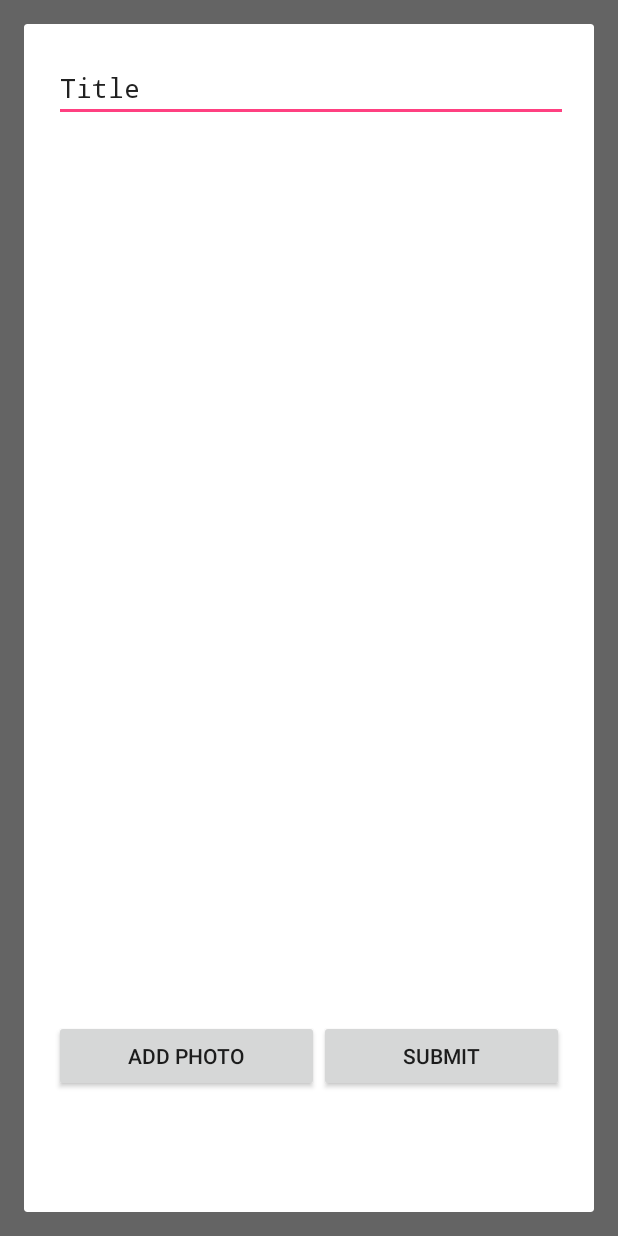
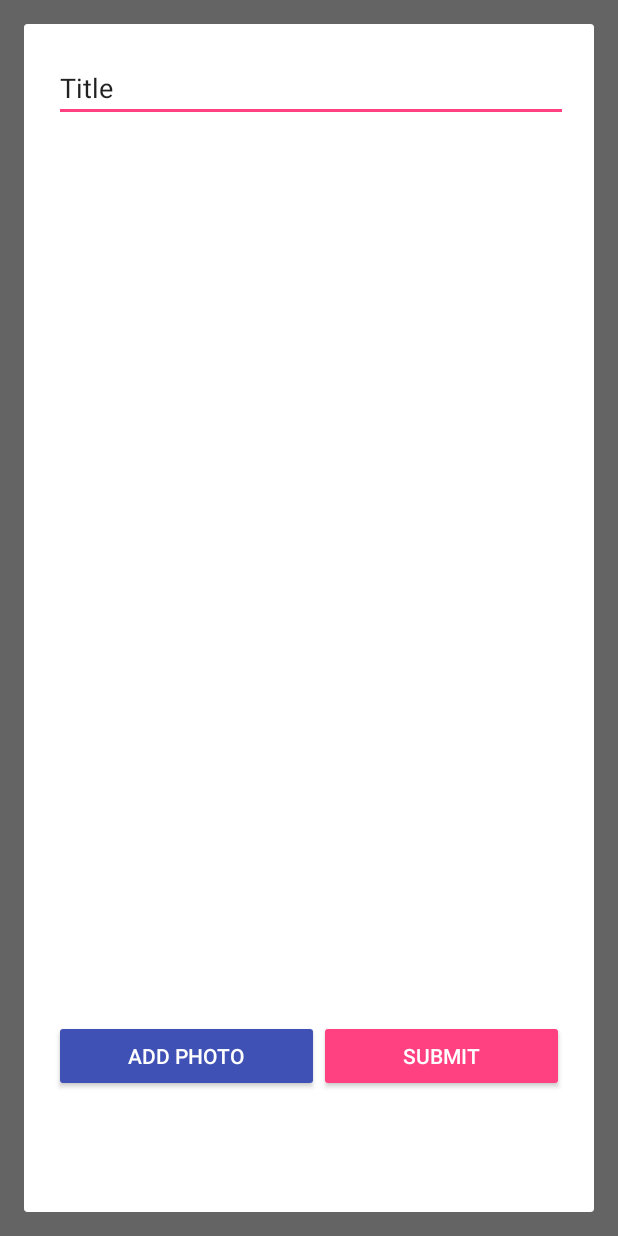
Before and after one commit to aguevara92/Android-Project, an Android app: the screen it shows after launch (MainActivity), after a tap on "ADD", on a phone screen of 412 x 824 dp. Run offline under Robolectric (Android 15) with nearby library versions, the phone set to English and light mode, and no system bars; our stand-ins replace Volley; 3 statements that could not run were skipped.

Commit message:
Color to app - clean the code - add vibration after deleted post

```diff
--- a/app/src/main/AndroidManifest.xml
+++ b/app/src/main/AndroidManifest.xml
@@ -42,6 +42,7 @@
     <uses-permission android:name="android.permission.ACCESS_COARSE_LOCATION"/>
     <uses-feature android:name="android.hardware.location.gps" />
     <uses-feature android:name="android.hardware.sensor.accelerometer" android:required="true" />
+    <uses-permission android:name="android.permission.VIBRATE"/>
 
 
 </manifest>
--- a/app/src/main/res/layout/activity_main.xml
+++ b/app/src/main/res/layout/activity_main.xml
@@ -33,10 +33,12 @@
                     android:layout_height="wrap_content"
                     android:layout_weight="1.01"
                     android:text="Title "
-                    android:typeface="monospace" />
+                    android:textSize="20sp"
+                    android:typeface="normal" />
 
                 <Button
                     android:id="@+id/btn_add"
+                    style="@android:style/Widget.Material.Button.Colored"
                     android:layout_width="wrap_content"
                     android:layout_height="wrap_content"
                     android:text="Add" />
@@ -49,30 +51,12 @@
 
                 <Button
                     android:id="@+id/btn_view_map"
-                    android:layout_width="match_parent"
-                    android:layout_height="wrap_content"
-                    android:layout_weight="1"
-                    android:text="View" />
-
-                <TextView
-                    android:id="@+id/text_location"
-                    android:layout_width="175dp"
-                    android:layout_height="wrap_content"
-                    android:text="Location "
-                    android:typeface="monospace" />
-
-            </LinearLayout>
-
-            <LinearLayout
-                android:layout_width="match_parent"
-                android:layout_height="match_parent">
-
-                <TextView
-                    android:id="@+id/location_test"
+                    style="@android:style/Widget.Holo.Button.Small"
                     android:layout_width="wrap_content"
                     android:layout_height="wrap_content"
-                    android:text="Content (Image) "
-                    android:typeface="monospace" />
+                    android:minHeight="0dp"
+                    android:padding="10dp"
+                    android:text="View location of post" />
 
             </LinearLayout>
 
@@ -93,11 +77,22 @@
                 android:layout_height="wrap_content" >
 
                 <TextView
+                    android:id="@+id/text_likes_likes"
+                    android:layout_width="wrap_content"
+                    android:layout_height="wrap_content"
+                    android:text="Likes:"
+                    android:textSize="18sp"
+                    android:textStyle="bold"
+                    android:typeface="normal" />
+
+                <TextView
                     android:id="@+id/text_likes"
-                    android:layout_width="match_parent"
+                    android:layout_width="175dp"
                     android:layout_height="wrap_content"
+                    android:layout_weight="1"
                     android:text="amount of likes"
-                    android:typeface="monospace" />
+                    android:textSize="18sp"
+                    android:typeface="normal" />
 
             </LinearLayout>
 
@@ -115,6 +110,7 @@
 
                 <Button
                     android:id="@+id/btn_like"
+                    style="@android:style/Widget.Material.Button.Colored"
                     android:layout_width="wrap_content"
                     android:layout_height="wrap_content"
                     android:layout_weight="0.22"
@@ -133,17 +129,12 @@
                 android:layout_height="wrap_content" >
 
                 <Button
-                    android:id="@+id/btn_load"
-                    android:layout_width="wrap_content"
-                    android:layout_height="wrap_content"
-                    android:layout_weight="0.21"
-                    android:text="Load" />
-
-                <Button
                     android:id="@+id/btn_delete"
-                    android:layout_width="wrap_content"
-                    android:layout_height="wrap_content"
-                    android:layout_weight="0.25"
+                    style="@android:style/Widget.Material.Button.Colored"
+                    android:layout_width="match_parent"
+                    android:layout_height="38dp"
+                    android:background="@color/common_google_signin_btn_text_dark_focused"
+                    android:backgroundTint="@color/common_google_signin_btn_text_dark_focused"
                     android:text="Delete" />
 
             </LinearLayout>
--- a/app/src/main/res/layout/new_post.xml
+++ b/app/src/main/res/layout/new_post.xml
@@ -27,7 +27,7 @@
                 android:layout_height="wrap_content"
                 android:layout_weight="1.01"
                 android:text="Title "
-                android:typeface="monospace" />
+                android:typeface="normal" />
 
         </LinearLayout>
 
@@ -56,13 +56,16 @@
 
             <Button
                 android:id="@+id/btn_add_photo"
+                style="@android:style/Widget.Material.Button.Colored"
                 android:layout_width="wrap_content"
                 android:layout_height="wrap_content"
                 android:layout_weight="0.22"
+                android:backgroundTint="@color/colorPrimary"
                 android:text="Add Photo" />
 
             <Button
                 android:id="@+id/btn_submit"
+                style="@android:style/Widget.Material.Button.Colored"
                 android:layout_width="wrap_content"
                 android:layout_height="wrap_content"
                 android:layout_weight="0.22"
--- a/app/src/main/res/values/colors.xml
+++ b/app/src/main/res/values/colors.xml
@@ -1,6 +1,6 @@
 <?xml version="1.0" encoding="utf-8"?>
 <resources>
-    <color name="colorPrimary">#3F51B5</color>
+    <color name="colorPrimary">#3f51b5</color>
     <color name="colorPrimaryDark">#303F9F</color>
     <color name="colorAccent">#FF4081</color>
 </resources>
```
Also changed, not shown: app/src/main/java/com/aguevara/dbapp/MainActivity.java (+12 -40 lines), app/src/main/res/layout/delete_post.xml (+8 -3 lines).
